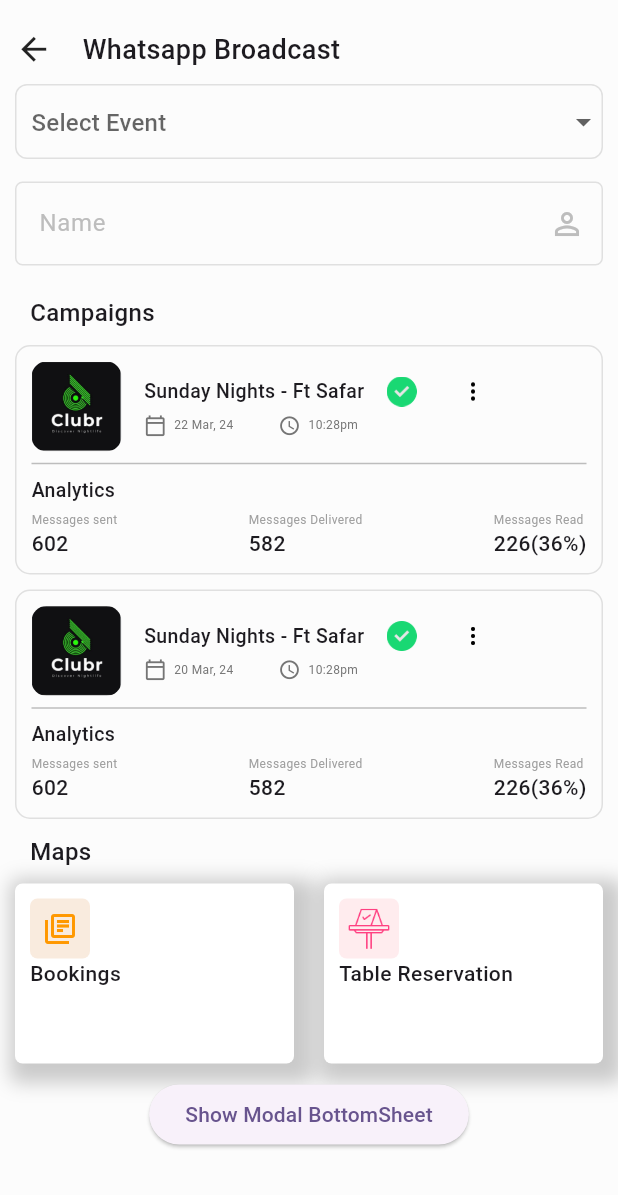
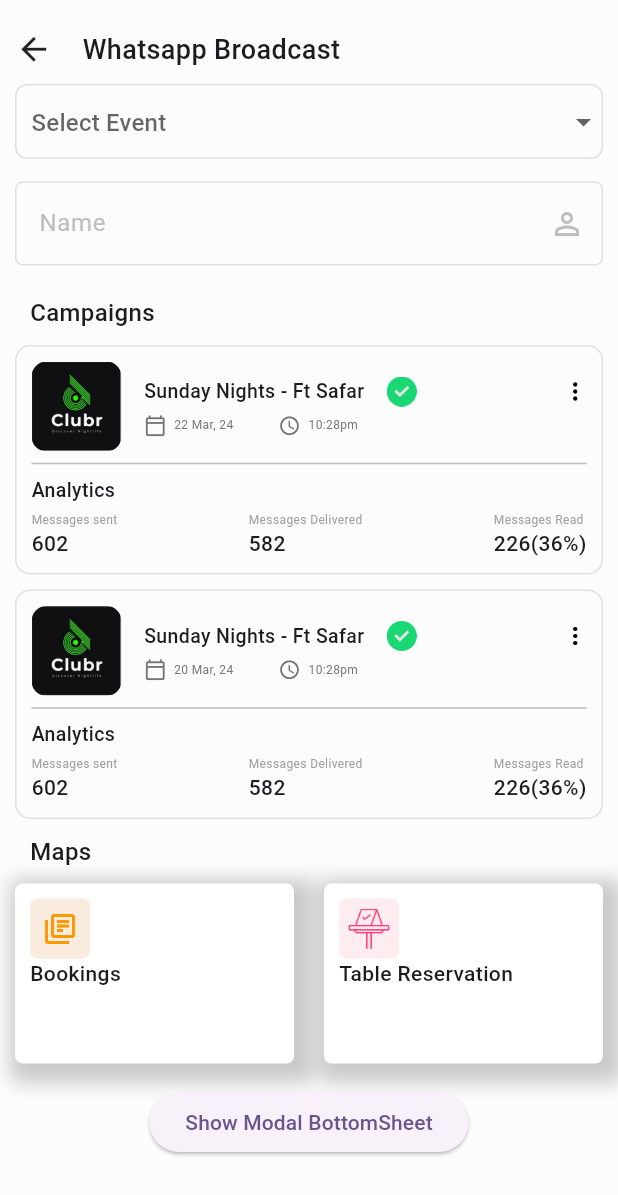
Before and after one commit to VinayDornala1/Clubr_Task, a Flutter app: the screen it shows after launch, on a phone screen of 412 x 824 dp. Shown: the top 1195 px of the screen. Run offline on Flutter 3.47's test engine with Material 3 defaults, Android fonts, the light colour scheme and no system bars; our stand-ins replace bloc, equatable, flutter_bloc.

Commit message:
Task_Completed

```diff
--- a/lib/WhatsUp_Dashboard_Screen.dart
+++ b/lib/WhatsUp_Dashboard_Screen.dart
@@ -23,8 +23,10 @@ class _WhatsUp_Dashboard_ScreenState extends State<WhatsUp_Dashboard_Screen> {
         backgroundColor: Color(0xfffcfcfc),
         body: BlocConsumer<WhatsupDashboardBloc, WhatsupDashboardState>(
             builder: (context, state) {
-              return Padding(
-                padding: const EdgeInsets.only(top: 20.0, left: 10, right: 10),
+              return SingleChildScrollView(
+                child: Padding(
+                  padding:
+                      const EdgeInsets.only(top: 20.0, left: 10, right: 10),
                   child: Column(
                     crossAxisAlignment: CrossAxisAlignment.start,
                     children: [
@@ -124,8 +126,10 @@ class _WhatsUp_Dashboard_ScreenState extends State<WhatsUp_Dashboard_Screen> {
                                   SizedBox(
                                     width: 15,
                                   ),
-                                Column(
-                                  crossAxisAlignment: CrossAxisAlignment.start,
+                                  Expanded(
+                                    child: Column(
+                                      crossAxisAlignment:
+                                          CrossAxisAlignment.start,
                                       children: [
                                         Row(
                                           children: [
@@ -142,9 +146,7 @@ class _WhatsUp_Dashboard_ScreenState extends State<WhatsUp_Dashboard_Screen> {
                                               'assets/image/right.png',
                                               height: 20,
                                             ),
-                                        SizedBox(
-                                          width: 30,
-                                        ),
+                                            Spacer(),
                                             Image.asset(
                                               'assets/image/menu.png',
                                               height: 15,
@@ -188,6 +190,7 @@ class _WhatsUp_Dashboard_ScreenState extends State<WhatsUp_Dashboard_Screen> {
                                           ),
                                         ]),
                                       ],
+                                    ),
                                   )
                                 ],
                               ),
@@ -205,7 +208,8 @@ class _WhatsUp_Dashboard_ScreenState extends State<WhatsUp_Dashboard_Screen> {
                               Row(
                                 children: [
                                   Column(
-                                  crossAxisAlignment: CrossAxisAlignment.start,
+                                    crossAxisAlignment:
+                                        CrossAxisAlignment.start,
                                     mainAxisAlignment: MainAxisAlignment.start,
                                     children: [
                                       Text(
@@ -224,7 +228,8 @@ class _WhatsUp_Dashboard_ScreenState extends State<WhatsUp_Dashboard_Screen> {
                                   ),
                                   Spacer(),
                                   Column(
-                                  crossAxisAlignment: CrossAxisAlignment.start,
+                                    crossAxisAlignment:
+                                        CrossAxisAlignment.start,
                                     mainAxisAlignment: MainAxisAlignment.start,
                                     children: [
                                       Text(
@@ -243,7 +248,8 @@ class _WhatsUp_Dashboard_ScreenState extends State<WhatsUp_Dashboard_Screen> {
                                   ),
                                   Spacer(),
                                   Column(
-                                  crossAxisAlignment: CrossAxisAlignment.start,
+                                    crossAxisAlignment:
+                                        CrossAxisAlignment.start,
                                     mainAxisAlignment: MainAxisAlignment.start,
                                     children: [
                                       Text(
@@ -289,8 +295,10 @@ class _WhatsUp_Dashboard_ScreenState extends State<WhatsUp_Dashboard_Screen> {
                                   SizedBox(
                                     width: 15,
                                   ),
-                                Column(
-                                  crossAxisAlignment: CrossAxisAlignment.start,
+                                  Expanded(
+                                    child: Column(
+                                      crossAxisAlignment:
+                                          CrossAxisAlignment.start,
                                       children: [
                                         Row(
                                           children: [
@@ -307,9 +315,7 @@ class _WhatsUp_Dashboard_ScreenState extends State<WhatsUp_Dashboard_Screen> {
                                               'assets/image/right.png',
                                               height: 20,
                                             ),
-                                        SizedBox(
-                                          width: 30,
-                                        ),
+                                            Spacer(),
                                             Image.asset(
                                               'assets/image/menu.png',
                                               height: 15,
@@ -353,6 +359,7 @@ class _WhatsUp_Dashboard_ScreenState extends State<WhatsUp_Dashboard_Screen> {
                                           ),
                                         ]),
                                       ],
+                                    ),
                                   )
                                 ],
                               ),
@@ -370,7 +377,8 @@ class _WhatsUp_Dashboard_ScreenState extends State<WhatsUp_Dashboard_Screen> {
                               Row(
                                 children: [
                                   Column(
-                                  crossAxisAlignment: CrossAxisAlignment.start,
+                                    crossAxisAlignment:
+                                        CrossAxisAlignment.start,
                                     mainAxisAlignment: MainAxisAlignment.start,
                                     children: [
                                       Text(
@@ -389,7 +397,8 @@ class _WhatsUp_Dashboard_ScreenState extends State<WhatsUp_Dashboard_Screen> {
                                   ),
                                   Spacer(),
                                   Column(
-                                  crossAxisAlignment: CrossAxisAlignment.start,
+                                    crossAxisAlignment:
+                                        CrossAxisAlignment.start,
                                     mainAxisAlignment: MainAxisAlignment.start,
                                     children: [
                                       Text(
@@ -408,7 +417,8 @@ class _WhatsUp_Dashboard_ScreenState extends State<WhatsUp_Dashboard_Screen> {
                                   ),
                                   Spacer(),
                                   Column(
-                                  crossAxisAlignment: CrossAxisAlignment.start,
+                                    crossAxisAlignment:
+                                        CrossAxisAlignment.start,
                                     mainAxisAlignment: MainAxisAlignment.start,
                                     children: [
                                       Text(
@@ -474,7 +484,8 @@ class _WhatsUp_Dashboard_ScreenState extends State<WhatsUp_Dashboard_Screen> {
                                       height: 40,
                                       width: 40,
                                       decoration: BoxDecoration(
-                                        borderRadius: BorderRadius.circular(5),
+                                          borderRadius:
+                                              BorderRadius.circular(5),
                                           color: Color(0xfff9ebde)),
                                       child: Icon(
                                         Icons.my_library_books_outlined,
@@ -522,7 +533,8 @@ class _WhatsUp_Dashboard_ScreenState extends State<WhatsUp_Dashboard_Screen> {
                                       height: 40,
                                       width: 40,
                                       decoration: BoxDecoration(
-                                        borderRadius: BorderRadius.circular(5),
+                                          borderRadius:
+                                              BorderRadius.circular(5),
                                           color: Color(0xffffecee)),
                                       child: Padding(
                                         padding: const EdgeInsets.all(5.0),
@@ -545,7 +557,9 @@ class _WhatsUp_Dashboard_ScreenState extends State<WhatsUp_Dashboard_Screen> {
                           ),
                         ],
                       ),
-                    SizedBox(height: 10,),
+                      SizedBox(
+                        height: 15,
+                      ),
                       Center(
                         child: ElevatedButton(
                           onPressed: () {
@@ -553,8 +567,8 @@ class _WhatsUp_Dashboard_ScreenState extends State<WhatsUp_Dashboard_Screen> {
                               context: context,
                               backgroundColor: Colors.white,
                               shape: const RoundedRectangleBorder(
-                              borderRadius:
-                                  BorderRadius.vertical(top: Radius.circular(20)),
+                                borderRadius: BorderRadius.vertical(
+                                    top: Radius.circular(20)),
                               ),
                               builder: (BuildContext context) {
                                 return SizedBox(
@@ -569,14 +583,16 @@ class _WhatsUp_Dashboard_ScreenState extends State<WhatsUp_Dashboard_Screen> {
                                             padding: const EdgeInsets.all(10.0),
                                             child: Row(
                                               children: [
-                                              Icon(Icons.library_books_outlined),
+                                                Icon(Icons
+                                                    .library_books_outlined),
                                                 SizedBox(
                                                   width: 10,
                                                 ),
                                                 Text(
                                                   'Test Campaign',
                                                   style: TextStyle(
-                                                    fontWeight: FontWeight.w500,
+                                                      fontWeight:
+                                                          FontWeight.w500,
                                                       fontSize: 14),
                                                 )
                                               ],
@@ -596,7 +612,8 @@ class _WhatsUp_Dashboard_ScreenState extends State<WhatsUp_Dashboard_Screen> {
                                                 Text(
                                                   'Edit',
                                                   style: TextStyle(
-                                                    fontWeight: FontWeight.w500,
+                                                      fontWeight:
+                                                          FontWeight.w500,
                                                       fontSize: 14),
                                                 )
                                               ],
@@ -609,14 +626,16 @@ class _WhatsUp_Dashboard_ScreenState extends State<WhatsUp_Dashboard_Screen> {
                                             padding: const EdgeInsets.all(10.0),
                                             child: Row(
                                               children: [
-                                              Icon(Icons.delete_outline_outlined),
+                                                Icon(Icons
+                                                    .delete_outline_outlined),
                                                 SizedBox(
                                                   width: 10,
                                                 ),
                                                 Text(
                                                   'Delete',
                                                   style: TextStyle(
-                                                    fontWeight: FontWeight.w500,
+                                                      fontWeight:
+                                                          FontWeight.w500,
                                                       fontSize: 14),
                                                 )
                                               ],
@@ -635,6 +654,7 @@ class _WhatsUp_Dashboard_ScreenState extends State<WhatsUp_Dashboard_Screen> {
                       ),
                     ],
                   ),
+                ),
               );
             },
             listener: (context, state) {}),
```
Lines whose indentation alone changed are shown as unchanged.
